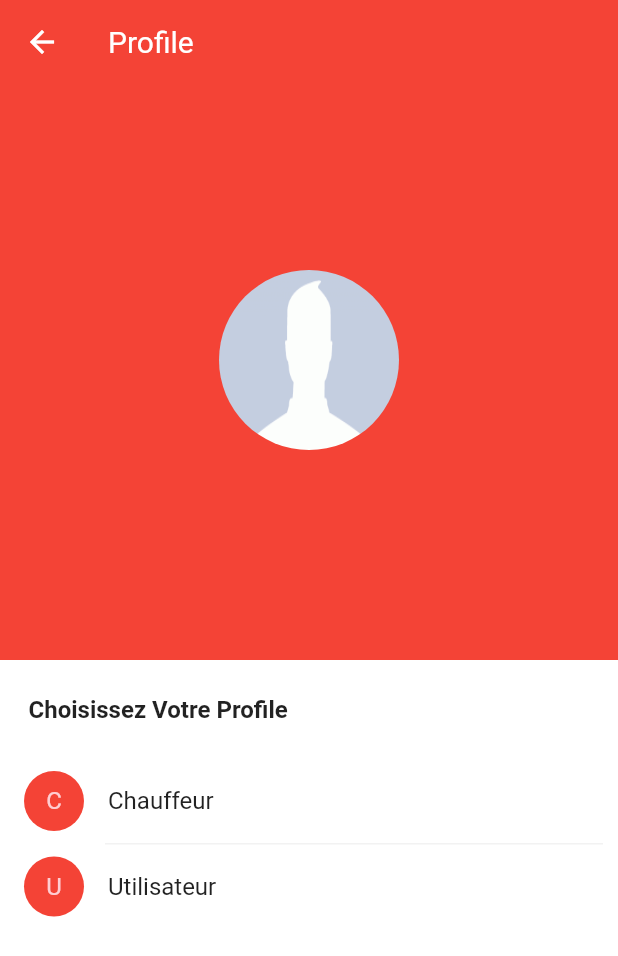
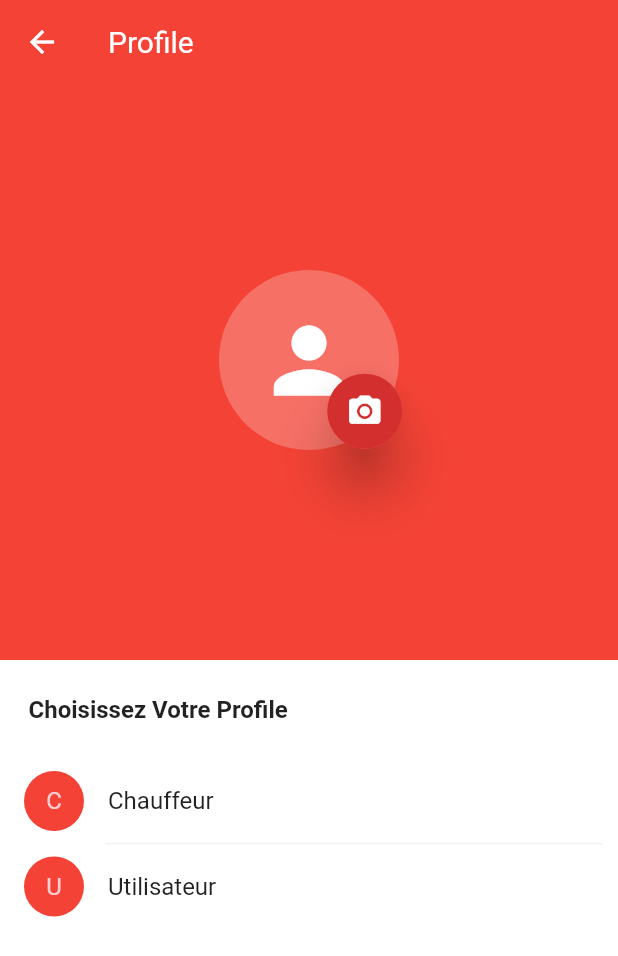
Before and after one commit to speroamey/voom_app, a Flutter app: the TypePage screen opened by its route, on a phone screen of 412 x 824 dp. Shown: the top 956 px of the screen. Run offline on Flutter 3.47's test engine with Material 2 defaults, Android fonts, the phone set to English and light mode, and no system bars; our stand-ins replace image_picker, location, shared_preferences, sqflite; missing offline and left inert: simple_permissions; accounts and stored records are empty.

Commit message:
profile design and ..

```diff
--- a/lib/personClass.dart
+++ b/lib/personClass.dart
@@ -15,13 +15,41 @@ class Person {
   bool available = true;
 
   Person(String n, String ph, double l, double lg,
-      [String note = '', String distance]) {
+     [String  note="",  String distance]) {
     this.name = n;
     this.phone = ph;
     this.lat = l;
     this.long = lg;
     this.note = note;
     this.distance = distance;
+  }
+
+  Person.map(dynamic obj) {
+    this.name = obj["username"];
+    this.phone = obj["telephone"];
+    this.long=obj["longitude"];
+    this.lat=obj["latitude"];
+    this.note=obj["note"];
+    this.distance=obj["distance"];
+  }
+
+  String get username => name;
+  String get telephone => phone;
+  double get longitude => long;
+  double get latitude => lat;
+  String    get stars => note;
+  String    get distances => distance;
+
+   Map<String, dynamic> toMap() {
+    var map = new Map<String, dynamic>();
+    map["username"] = name;
+    map["password"] = phone;
+    map["longitude"]=long;
+    map["latitude"]=lat;
+    map["note"]=note;
+    map["distance"]=distance;
+
+    return map;
   }
 }
 
--- a/lib/type.dart
+++ b/lib/type.dart
@@ -1,8 +1,11 @@
+import 'dart:io';
+
 import 'package:flutter/material.dart';
 import 'package:shared_preferences/shared_preferences.dart';
 import 'package:voom_app/mainList.dart';
 import 'package:voom_app/personClass.dart';
 import 'package:voom_app/services.dart';
+import 'package:image_picker/image_picker.dart';
 
 class TypePage extends StatefulWidget {
   @override
@@ -10,6 +13,9 @@ class TypePage extends StatefulWidget {
 }
 
 class _TypePageState extends State<TypePage> {
+  File image;
+  bool imgExiste=false;
+
   @override
   Widget build(BuildContext context) {
     double height = MediaQuery.of(context).size.height;
@@ -22,7 +28,6 @@ class _TypePageState extends State<TypePage> {
             title: new Text("Profile",
                 style: new TextStyle(color: Colors.white,fontWeight: FontWeight.w400))),
             body: new Container(
-
               color: _color,
               child: new Column(children: <Widget>[
 
@@ -36,41 +41,57 @@ class _TypePageState extends State<TypePage> {
                           crossAxisAlignment: CrossAxisAlignment.center,
                           children: <Widget>[
                             new Container(
-
-                       /*  color: Colors.red, */
                                 constraints: new BoxConstraints(
                                 /*    minWidth: 160.0,
                                 maxWidth: 160.0, */
                                 maxHeight: height / 5,
                                 minHeight: 100.0),
-                        child: new Container(
+
+                                child: new Stack(
+
+                                  alignment: const Alignment(1.2, 1.1),
+                                  children: <Widget>[
+                                     new Container(
                                         width: 120.0,
                                         height: 120.0,
+                                        child: new Container(
                                           decoration: new BoxDecoration(
+                                            color: Colors.white24,
                                             shape: BoxShape.circle,
-                            image: new DecorationImage(
-                              fit:BoxFit.fill,
-                              image: AssetImage("images/avatar.gif"),
-                            )
                                           ),
+
+                                          child: ClipOval(
+                                            child: imgExiste?new Image.file(image,fit:BoxFit.contain)
+                                            :new Icon(Icons.person,size: 70.0,color: Colors.white,)
+                                            ),
+
+                                        ),
+
+                                     ),
+                                     new Card(
+                                       color: Colors.redAccent,
+                                       elevation: 15.0,
+                                       shape:CircleBorder(),
+                                       child:  new CircleAvatar(
+                                          radius: 25.0,
+                                          child: new IconButton(
+                                             icon: new Icon(Icons.camera_alt,size: 25.0,color: Colors.white),
+                                          onPressed: setImage,
+                                       ),
+                                      ),
+                                     ),
+
+                                  ],
                                 )
                          ),
                           new Padding(
                               padding: new EdgeInsets.symmetric(
                                 vertical: 8.0,
                                 horizontal: MediaQuery.of(context).size.width / 4),
-                        /* child: new Text(
-                            "Choisissez le profile...",
-                            overflow: TextOverflow.ellipsis,
-                            softWrap: true,
-                            maxLines: 3,
-                            textAlign: TextAlign.center,
-                            style: new TextStyle(
-                                color: Colors.black38,
-                                fontWeight: FontWeight.w400,
-                                fontSize: 20.0)) */
                             )
-                  ]))
+                          ]
+                        )
+                      )
                     ),
                   ),
               new Expanded(
@@ -108,6 +129,16 @@ class _TypePageState extends State<TypePage> {
             ])));
   }
 
+  setImage() async{
+    File img= await ImagePicker.pickImage(source: ImageSource.gallery );
+    image=img;
+    print(img.path);
+
+    setState(() {
+       imgExiste=true;
+      });
+  }
+
   setTitleAndNavigate(UserTitle title) async {
     if (title == null) return;
     Services.instance.title = title;
--- a/pubspec.yaml
+++ b/pubspec.yaml
@@ -6,6 +6,9 @@ dependencies:
   shared_preferences: "^0.4.1"
   connectivity: "^0.3.0"
   simple_permissions: "^0.1.2"
+  sqflite: any
+  path_provider: "^0.3.1"
+  image_picker:
   flutter:
     sdk: flutter
 
```
Also changed, not shown: lib/db/db.dart (added, +58 -0 lines), lib/details.dart (line endings or trailing spaces), pubspec.lock. Lines whose indentation alone changed are shown as unchanged.
